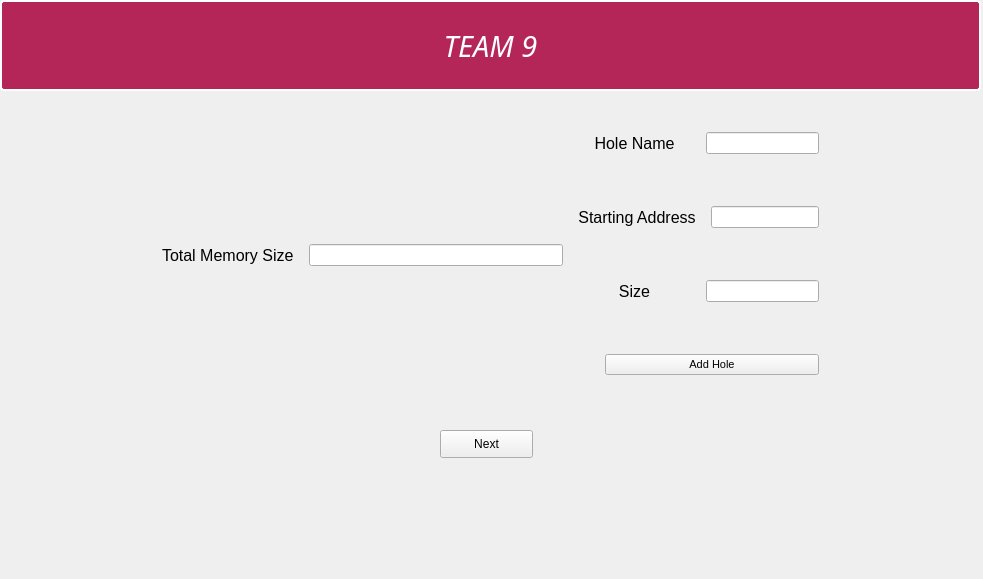
Before: the Qt Designer form mainwindow.ui in EslamAsfour/MemoryAllocationSimulator, drawn with Qt 5.
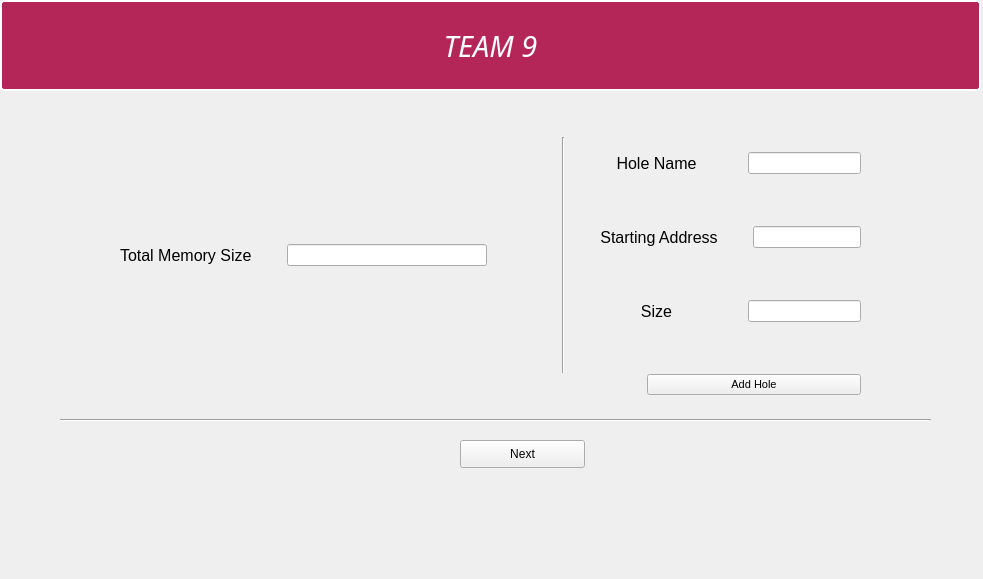
After: the same form once the commit is applied. Icons and pictures are not drawn.

Commit message: First Page GUI Done overall

Diff of the .ui file:
```diff
--- a/mainwindow.ui
+++ b/mainwindow.ui
@@ -92,6 +92,18 @@
      <number>0</number>
     </property>
     <widget class="QWidget" name="page">
+     <property name="sizePolicy">
+      <sizepolicy hsizetype="Preferred" vsizetype="Preferred">
+       <horstretch>0</horstretch>
+       <verstretch>0</verstretch>
+      </sizepolicy>
+     </property>
+     <property name="minimumSize">
+      <size>
+       <width>0</width>
+       <height>3</height>
+      </size>
+     </property>
      <widget class="QWidget" name="horizontalLayoutWidget">
       <property name="geometry">
        <rect>
@@ -103,12 +115,12 @@
       </property>
       <layout class="QHBoxLayout" name="horizontalLayout_2">
        <property name="spacing">
-        <number>25</number>
+        <number>0</number>
        </property>
        <item>
         <layout class="QHBoxLayout" name="horizontalLayout">
          <property name="spacing">
-          <number>15</number>
+          <number>35</number>
          </property>
          <item>
           <widget class="QLabel" name="Size_Lab">
@@ -147,10 +159,42 @@
            </property>
            <property name="maximumSize">
             <size>
-             <width>254</width>
+             <width>200</width>
              <height>16777215</height>
             </size>
            </property>
+           <property name="alignment">
+            <set>Qt::AlignCenter</set>
+           </property>
+          </widget>
+         </item>
+         <item>
+          <spacer name="horizontalSpacer">
+           <property name="orientation">
+            <enum>Qt::Horizontal</enum>
+           </property>
+           <property name="sizeType">
+            <enum>QSizePolicy::Fixed</enum>
+           </property>
+           <property name="sizeHint" stdset="0">
+            <size>
+             <width>40</width>
+             <height>20</height>
+            </size>
+           </property>
+          </spacer>
+         </item>
+         <item>
+          <widget class="Line" name="line">
+           <property name="maximumSize">
+            <size>
+             <width>16777215</width>
+             <height>236</height>
+            </size>
+           </property>
+           <property name="orientation">
+            <enum>Qt::Vertical</enum>
+           </property>
           </widget>
          </item>
          <item>
@@ -158,6 +202,22 @@
            <property name="sizeConstraint">
             <enum>QLayout::SetDefaultConstraint</enum>
            </property>
+           <item>
+            <spacer name="verticalSpacer">
+             <property name="orientation">
+              <enum>Qt::Vertical</enum>
+             </property>
+             <property name="sizeType">
+              <enum>QSizePolicy::Fixed</enum>
+             </property>
+             <property name="sizeHint" stdset="0">
+              <size>
+               <width>20</width>
+               <height>40</height>
+              </size>
+             </property>
+            </spacer>
+           </item>
            <item>
             <layout class="QHBoxLayout" name="horizontalLayout_3">
              <item>
@@ -303,9 +363,9 @@
      <widget class="QPushButton" name="pushButton_2">
       <property name="geometry">
        <rect>
-        <x>430</x>
-        <y>340</y>
-        <width>93</width>
+        <x>450</x>
+        <y>350</y>
+        <width>125</width>
         <height>28</height>
        </rect>
       </property>
@@ -318,6 +378,19 @@
        <string>Next</string>
       </property>
      </widget>
+     <widget class="Line" name="line_2">
+      <property name="geometry">
+       <rect>
+        <x>50</x>
+        <y>320</y>
+        <width>871</width>
+        <height>20</height>
+       </rect>
+      </property>
+      <property name="orientation">
+       <enum>Qt::Horizontal</enum>
+      </property>
+     </widget>
     </widget>
     <widget class="QWidget" name="page_2"/>
    </widget>
```
Left out of the diff: 6 changed lines with no effect on the pictures. The commit also changes 1 other file.
